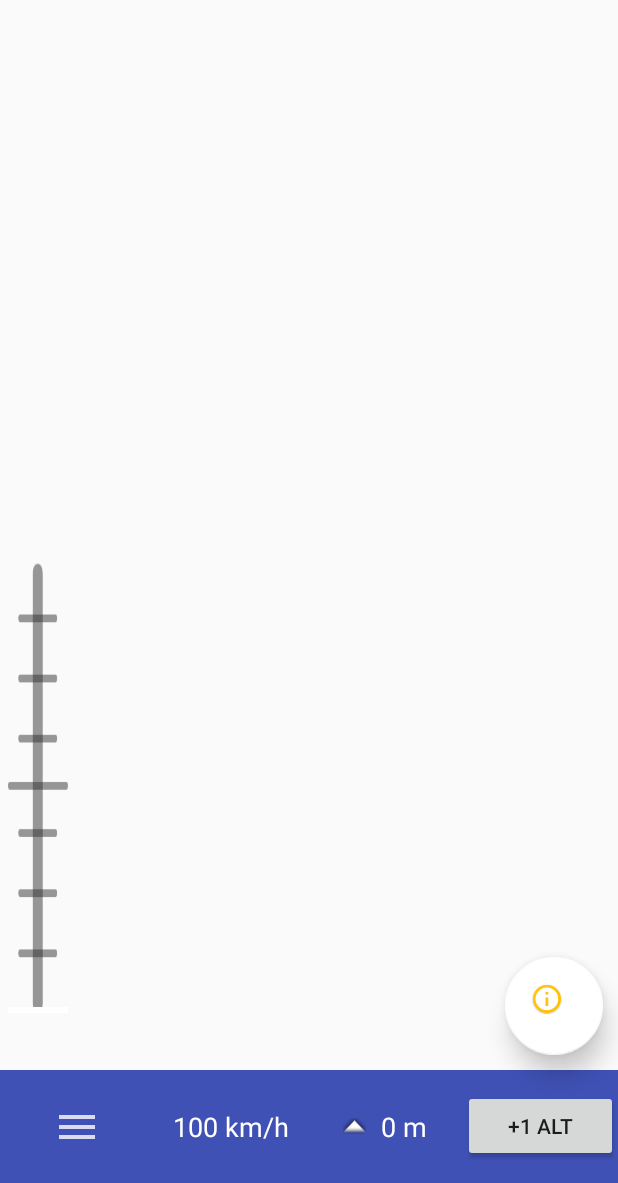
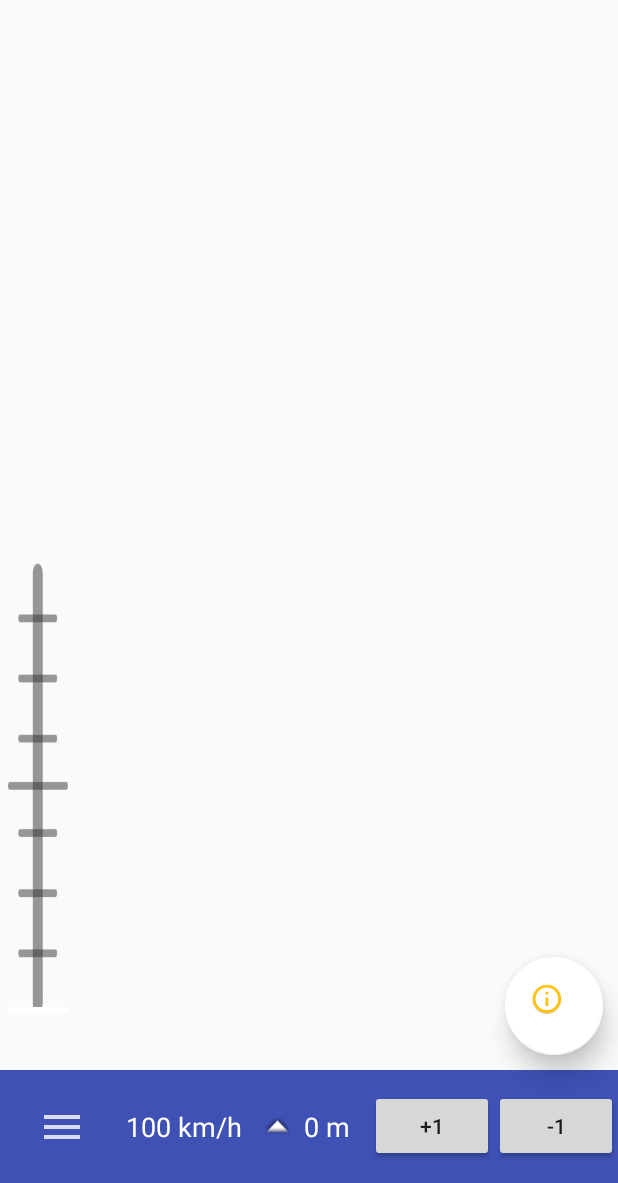
Before and after one commit to jessy-bgl/MiniBee_GPS, an Android app: the screen it shows after launch (MapsActivity), in the side drawer, after a tap on "Slideshow", on a phone screen of 412 x 824 dp, the part 53-1236 px from its top. Run offline under Robolectric (Android 15) with nearby library versions, the phone set to English and light mode, and no system bars.

Commit message:
Ajouts mineurs

```diff
--- a/app/src/main/java/com/minibee/gps/minibee_gps/MapsActivity.java
+++ b/app/src/main/java/com/minibee/gps/minibee_gps/MapsActivity.java
@@ -139,18 +139,15 @@ public class MapsActivity extends AppCompatActivity implements OnMapReadyCallbac
     private LocationSettingsRequest mLocationSettingsRequest;
 
     // Barre d'altitude
-    ImageView barre_altitude;
+    private ImageView barre_altitude;
     // Echelle d'altitude
-    ImageView echelle_altitude;
+    private ImageView echelle_altitude;
     private float hauteur_echelle_altitude;
 
     // Champ text vitesse
-    TextView text_vitesse;
+    private TextView text_vitesse;
     // Champ text altitude
-    TextView text_altitude;
-
-    // POUR LES TESTS
-    Button add_altitude;
+    private TextView text_altitude;
 
 
     /**
@@ -227,7 +224,6 @@ public class MapsActivity extends AppCompatActivity implements OnMapReadyCallbac
             }
         });
 
-
         // Kick off the process of building the LocationCallback, LocationRequest, and
         // LocationSettingsRequest objects.
         createLocationCallback();
@@ -242,11 +238,19 @@ public class MapsActivity extends AppCompatActivity implements OnMapReadyCallbac
         echelle_altitude = (ImageView) findViewById(R.id.echelle_altitude);
 
         // POUR LES TESTS
-        add_altitude = (Button) findViewById(R.id.add_altitude);
+        Button add_altitude = (Button) findViewById(R.id.add_altitude);
         add_altitude.setOnClickListener(new View.OnClickListener() {
             @Override
             public void onClick(View view) {
                 altitude += 1;
+                updateAltitudeUI();
+            }
+        });
+        Button suppr_altitude = (Button) findViewById(R.id.suppr_altitude);
+        suppr_altitude.setOnClickListener(new View.OnClickListener() {
+            @Override
+            public void onClick(View view) {
+                altitude -= 1;
                 updateAltitudeUI();
             }
         });
@@ -745,10 +749,10 @@ public class MapsActivity extends AppCompatActivity implements OnMapReadyCallbac
 
     // Fonction d'ajustement de la position et de la couleur de la barre d'altitude
     public void updateAltitudeUI() {
-        text_altitude.setText((int) altitude + " m");
+        text_altitude.setText(altitude + " m");
         // Position
         float unite = hauteur_echelle_altitude / (required_altitude*2);
-        if (altitude < required_altitude * 2 - 1)
+        if ( (altitude < required_altitude * 2 - 1) && (altitude > 0))
             barre_altitude.setY(initial_altitude_bar_position_y - (altitude * unite));
         // Couleur
         float diff = abs(required_altitude - altitude);
--- a/app/src/main/res/layout/fragment_barre_menu_info.xml
+++ b/app/src/main/res/layout/fragment_barre_menu_info.xml
@@ -72,7 +72,14 @@
                 android:layout_width="0dp"
                 android:layout_height="wrap_content"
                 android:layout_weight="1"
-                android:text="+1 alt" />
+                android:text="+1" />
+
+            <Button
+                android:id="@+id/suppr_altitude"
+                android:layout_width="0dp"
+                android:layout_height="wrap_content"
+                android:layout_weight="1"
+                android:text="-1" />
 
         </LinearLayout>
     </LinearLayout>
```
